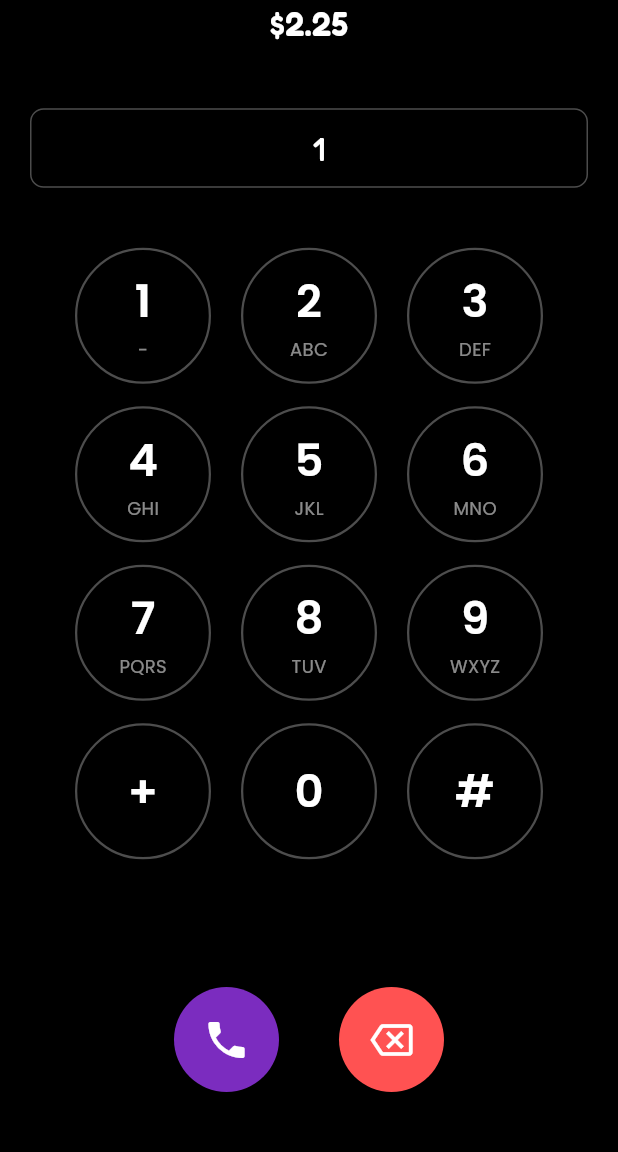
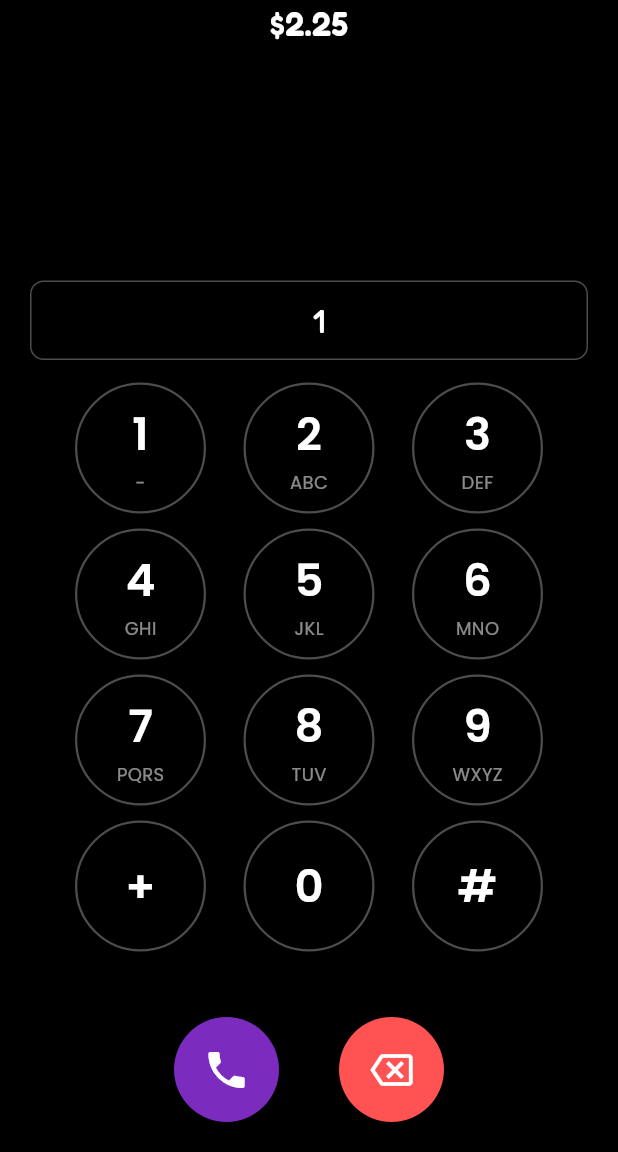
Before and after one commit to Christentimmy/divo, a Flutter app: the DialScreen screen opened directly with empty values, after a tap on an icon or button, on a phone screen of 412 x 824 dp, the part 84-1236 px from its top. Run offline on Flutter 3.47's test engine with Material 3 defaults, Android fonts, the phone set to English and light mode, and no system bars; our stand-ins replace cherry_toast, flutter_contacts, flutter_staggered_animations, get, google_fonts, permission_handler and 1 more.

Commit message:
dial pad screen working

```diff
--- /dev/null
+++ b/lib/app/modules/dial/controller/dial_controller.dart
@@ -0,0 +1,68 @@
+import 'package:divo/app/modules/contacts/controller/contact_controller.dart';
+import 'package:flutter/services.dart';
+import 'package:flutter_contacts/contact.dart';
+import 'package:flutter_contacts/flutter_contacts.dart';
+import 'package:get/get.dart';
+
+class DialController extends GetxController {
+  final contactController = Get.find<ContactController>();
+
+  final RxString input = ''.obs;
+  final RxList contacts = <Contact>[].obs;
+  final RxList filterContacts = <Contact>[].obs;
+  final List<Map<String, String>> keys = [
+    {'number': '1', 'letters': '-'},
+    {'number': '2', 'letters': 'ABC'},
+    {'number': '3', 'letters': 'DEF'},
+    {'number': '4', 'letters': 'GHI'},
+    {'number': '5', 'letters': 'JKL'},
+    {'number': '6', 'letters': 'MNO'},
+    {'number': '7', 'letters': 'PQRS'},
+    {'number': '8', 'letters': 'TUV'},
+    {'number': '9', 'letters': 'WXYZ'},
+    {'number': '+', 'letters': ''},
+    {'number': '0', 'letters': ''},
+    {'number': '#', 'letters': ''},
+  ];
+
+  void onKeyTap(String value) {
+    HapticFeedback.lightImpact();
+    input.value += value;
+  }
+
+  @override
+  onInit() {
+    super.onInit();
+    loadContacts();
+    ever<String>(input, (value) {
+      searchContactWithNumber(contact: value);
+    });
+  }
+
+  Future<void> searchContactWithNumber({required String contact}) async {
+    if (contact.isEmpty) return;
+
+    final result = contacts.where((element) {
+      final List<Phone> phones = element.phones ?? [];
+
+      if (phones.isEmpty) return false;
+      return phones.any((phone) {
+        final number = (phone.number).toString().trim();
+        return number.isNotEmpty && number.contains(contact);
+      });
+    }).toList();
+
+    filterContacts.value = result;
+  }
+
+  Future<void> loadContacts() async {
+    await contactController.loadContacts(showLoader: false);
+    contacts.value = contactController.contacts;
+  }
+
+  void onBackspace() {
+    if (input.isNotEmpty) {
+      input.value = input.value.substring(0, input.value.length - 1);
+    }
+  }
+}
--- a/lib/app/modules/dial/views/dial_screen.dart
+++ b/lib/app/modules/dial/views/dial_screen.dart
@@ -1,40 +1,15 @@
+import 'package:divo/app/modules/contacts/widgets/build_contact_card_widget.dart';
+import 'package:divo/app/modules/dial/controller/dial_controller.dart';
 import 'package:divo/app/resources/app_colors.dart';
 import 'package:divo/app/widgets/custom_textfield.dart';
 import 'package:flutter/material.dart';
-import 'package:flutter/services.dart';
 import 'package:get/get.dart';
 import 'package:google_fonts/google_fonts.dart';
 
 class DialScreen extends StatelessWidget {
   DialScreen({super.key});
 
-  final RxString _input = ''.obs;
-
-  final List<Map<String, String>> _keys = [
-    {'number': '1', 'letters': '-'},
-    {'number': '2', 'letters': 'ABC'},
-    {'number': '3', 'letters': 'DEF'},
-    {'number': '4', 'letters': 'GHI'},
-    {'number': '5', 'letters': 'JKL'},
-    {'number': '6', 'letters': 'MNO'},
-    {'number': '7', 'letters': 'PQRS'},
-    {'number': '8', 'letters': 'TUV'},
-    {'number': '9', 'letters': 'WXYZ'},
-    {'number': '+', 'letters': ''},
-    {'number': '0', 'letters': ''},
-    {'number': '#', 'letters': ''},
-  ];
-
-  void _onKeyTap(String value) {
-    HapticFeedback.lightImpact();
-    _input.value += value;
-  }
-
-  void _onBackspace() {
-    if (_input.isNotEmpty) {
-      _input.value = _input.value.substring(0, _input.value.length - 1);
-    }
-  }
+  final dialController = Get.put(DialController());
 
   @override
   Widget build(BuildContext context) {
@@ -42,77 +17,30 @@ class DialScreen extends StatelessWidget {
       appBar: buildAppBar(),
       body: Column(
         children: [
-          Center(
-            child: Text(
-              "\$2.25",
-              style: GoogleFonts.fredoka(
-                fontSize: 22,
-                color: Colors.white,
-                fontWeight: FontWeight.w600,
-              ),
-            ),
-          ),
-          SizedBox(height: Get.height * 0.05),
-          Obx(() {
-            return Padding(
-              padding: const EdgeInsets.symmetric(horizontal: 20),
-              child: CustomTextField(
-                hintText: _input.value,
-                readOnly: true,
-                hintStyle: GoogleFonts.fredoka(
-                  fontSize: 22,
-                  color: Colors.white,
-                ),
-                textAlign: TextAlign.center,
-                contentPadding: EdgeInsets.only(
-                  left: Get.width * 0.15,
-                  top: 10,
-                  bottom: 10,
-                ),
+          buildBalanceWidget(),
+          buildLikelyContacts(),
+          const SizedBox(height: 15),
+          buildInputField(),
+          const SizedBox(height: 15),
+          buildKeyPads(),
+          buildActionButtons(),
+          const SizedBox(height: 20),
+        ],
       ),
     );
-          }),
+  }
 
-          const SizedBox(height: 40),
-
-          // Number grid
-          Expanded(
-            child: GridView.builder(
-              itemCount: _keys.length,
-              physics: const NeverScrollableScrollPhysics(),
-              padding: const EdgeInsets.symmetric(horizontal: 50),
-              gridDelegate: const SliverGridDelegateWithFixedCrossAxisCount(
-                crossAxisCount: 3,
-                mainAxisSpacing: 15,
-                crossAxisSpacing: 20,
-                childAspectRatio: 1,
-              ),
-              itemBuilder: (context, index) {
-                final key = _keys[index];
-                return _DialButton(
-                  number: key['number']!,
-                  letters: key['letters']!,
-                  onTap: () => _onKeyTap(key['number']!),
-                );
-              },
-            ),
-          ),
-
-          // Bottom row (call + delete)
-          Obx(() {
-            if (_input.isEmpty) {
+  Obx buildActionButtons() {
+    return Obx(() {
+      if (dialController.input.isEmpty) {
         return SizedBox.shrink();
       }
-            return Padding(
-              padding: const EdgeInsets.only(bottom: 40, top: 10),
-              child: Row(
+      return Row(
         mainAxisAlignment: MainAxisAlignment.center,
         children: [
           // Call button
           InkWell(
-                    onTap: () {
-                      debugPrint('Calling $_input...');
-                    },
+            onTap: () {},
             borderRadius: BorderRadius.circular(40),
             child: CircleAvatar(
               radius: 35,
@@ -123,12 +51,12 @@ class DialScreen extends StatelessWidget {
           const SizedBox(width: 40),
           // Backspace button
           InkWell(
-                    onTap: _onBackspace,
-                    onLongPress: () {
-                      _input.value = '';
+            onTap: dialController.onBackspace,
+            onLongPress: () async {
+              dialController.input.value = '';
             },
             borderRadius: BorderRadius.circular(40),
-                    splashColor: Colors.redAccent.withOpacity(0.4),
+            splashColor: Colors.redAccent.withValues(alpha: 0.4),
             child: const CircleAvatar(
               radius: 35,
               backgroundColor: Colors.redAccent,
@@ -140,10 +68,80 @@ class DialScreen extends StatelessWidget {
             ),
           ),
         ],
+      );
+    });
+  }
+
+  Expanded buildKeyPads() {
+    return Expanded(
+      flex: 3,
+      child: GridView.builder(
+        itemCount: dialController.keys.length,
+        physics: const NeverScrollableScrollPhysics(),
+        padding: const EdgeInsets.symmetric(horizontal: 50),
+        gridDelegate: const SliverGridDelegateWithFixedCrossAxisCount(
+          crossAxisCount: 3,
+          mainAxisSpacing: 10,
+          crossAxisSpacing: 25,
+          childAspectRatio: 1,
+        ),
+        itemBuilder: (context, index) {
+          final key = dialController.keys[index];
+          return _DialButton(
+            number: key['number']!,
+            letters: key['letters']!,
+            onTap: () => dialController.onKeyTap(key['number']!),
+          );
+        },
       ),
     );
+  }
+
+  Obx buildInputField() {
+    return Obx(() {
+      return Padding(
+        padding: const EdgeInsets.symmetric(horizontal: 20),
+        child: CustomTextField(
+          hintText: dialController.input.value,
+          readOnly: true,
+          hintStyle: GoogleFonts.fredoka(fontSize: 22, color: Colors.white),
+          textAlign: TextAlign.center,
+          contentPadding: EdgeInsets.only(
+            left: Get.width * 0.15,
+            top: 10,
+            bottom: 10,
+          ),
+        ),
+      );
+    });
+  }
+
+  Expanded buildLikelyContacts() {
+    return Expanded(
+      child: Obx(() {
+        if (dialController.input.isEmpty) {
+          return SizedBox.shrink();
+        }
+        return ListView.builder(
+          itemCount: dialController.filterContacts.length,
+          itemBuilder: (context, index) {
+            final contact = dialController.filterContacts[index];
+            return buildContactCard(contact: contact);
+          },
+        );
       }),
-        ],
+    );
+  }
+
+  Center buildBalanceWidget() {
+    return Center(
+      child: Text(
+        "\$2.25",
+        style: GoogleFonts.fredoka(
+          fontSize: 22,
+          color: Colors.white,
+          fontWeight: FontWeight.w600,
+        ),
       ),
     );
   }
```
Also changed, not shown: lib/app/modules/contacts/controller/contact_controller.dart (+9 -1 lines), lib/app/modules/contacts/views/contacts_screen.dart (+17 -55 lines), lib/app/modules/contacts/widgets/build_contact_card_widget.dart (added, +48 -0 lines). Lines whose indentation alone changed are shown as unchanged.
